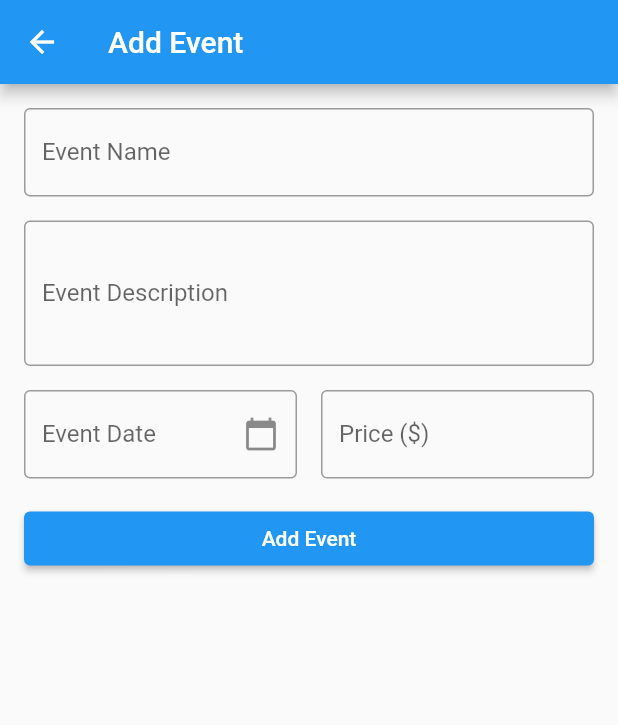
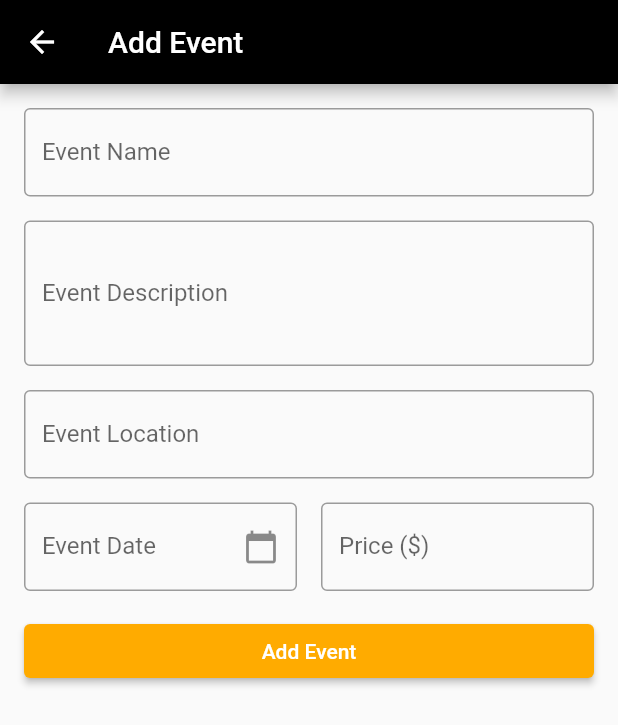
Before and after one commit to kkarimwahba/Evena, a Flutter app: the AddEventPage screen opened directly, on a phone screen of 412 x 824 dp. Shown: the top 725 px of the screen. Run offline on Flutter 3.47's test engine with Material 2 defaults, Android fonts, the phone set to English and light mode, and no system bars; our stand-ins replace flutter_credit_card.

Commit message:
FINAL UI/UX

```diff
--- a/lib/screens/admin_add.dart
+++ b/lib/screens/admin_add.dart
@@ -10,6 +10,7 @@ class _AddEventPageState extends State<AddEventPage> {
   TextEditingController _eventDescriptionController = TextEditingController();
   TextEditingController _eventDateController = TextEditingController();
   TextEditingController _eventPriceController = TextEditingController();
+  TextEditingController _eventLocationController = TextEditingController();
 
   @override
   void dispose() {
@@ -24,7 +25,8 @@ class _AddEventPageState extends State<AddEventPage> {
   Widget build(BuildContext context) {
     return Scaffold(
       appBar: AppBar(
-        title: Text('Add Event'),
+        title: const Text('Add Event'),
+        backgroundColor: Colors.black,
       ),
       body: SingleChildScrollView(
         padding: const EdgeInsets.all(16.0),
@@ -33,21 +35,29 @@ class _AddEventPageState extends State<AddEventPage> {
           children: [
             TextFormField(
               controller: _eventNameController,
-              decoration: InputDecoration(
+              decoration: const InputDecoration(
                 labelText: 'Event Name',
                 border: OutlineInputBorder(),
               ),
             ),
-            SizedBox(height: 16),
+            const SizedBox(height: 16),
             TextFormField(
               controller: _eventDescriptionController,
               maxLines: 3,
-              decoration: InputDecoration(
+              decoration: const InputDecoration(
                 labelText: 'Event Description',
                 border: OutlineInputBorder(),
               ),
             ),
-            SizedBox(height: 16),
+            const SizedBox(height: 16),
+            TextFormField(
+              controller: _eventLocationController,
+              decoration: const InputDecoration(
+                labelText: 'Event Location',
+                border: OutlineInputBorder(),
+              ),
+            ),
+            const SizedBox(height: 16),
             Row(
               children: [
                 Expanded(
@@ -55,22 +65,20 @@ class _AddEventPageState extends State<AddEventPage> {
                     controller: _eventDateController,
                     decoration: InputDecoration(
                       labelText: 'Event Date',
-                      border: OutlineInputBorder(),
+                      border: const OutlineInputBorder(),
                       suffixIcon: IconButton(
-                        icon: Icon(Icons.calendar_today),
-                        onPressed: () {
-
-                        },
+                        icon: const Icon(Icons.calendar_today),
+                        onPressed: () {},
                       ),
                     ),
                   ),
                 ),
-                SizedBox(width: 16),
+                const SizedBox(width: 16),
                 Expanded(
                   child: TextFormField(
                     controller: _eventPriceController,
                     keyboardType: TextInputType.number,
-                    decoration: InputDecoration(
+                    decoration: const InputDecoration(
                       labelText: 'Price (\$)',
                       border: OutlineInputBorder(),
                     ),
@@ -78,7 +86,7 @@ class _AddEventPageState extends State<AddEventPage> {
                 ),
               ],
             ),
-            SizedBox(height: 16),
+            const SizedBox(height: 16),
             ElevatedButton(
               onPressed: () {
                 String eventName = _eventNameController.text;
@@ -86,7 +94,10 @@ class _AddEventPageState extends State<AddEventPage> {
                 String eventDate = _eventDateController.text;
                 String eventPrice = _eventPriceController.text;
               },
-              child: Text('Add Event'),
+              style: ElevatedButton.styleFrom(
+                backgroundColor: Colors.amberAccent[700],
+              ),
+              child: const Text('Add Event'),
             ),
           ],
         ),
```
Also changed, not shown: lib/screens/adminHome.dart (+15 -25 lines), lib/screens/adminprofile.dart (+40 -12 lines), lib/screens/signup.dart (+8 -1 lines), pubspec.lock.
